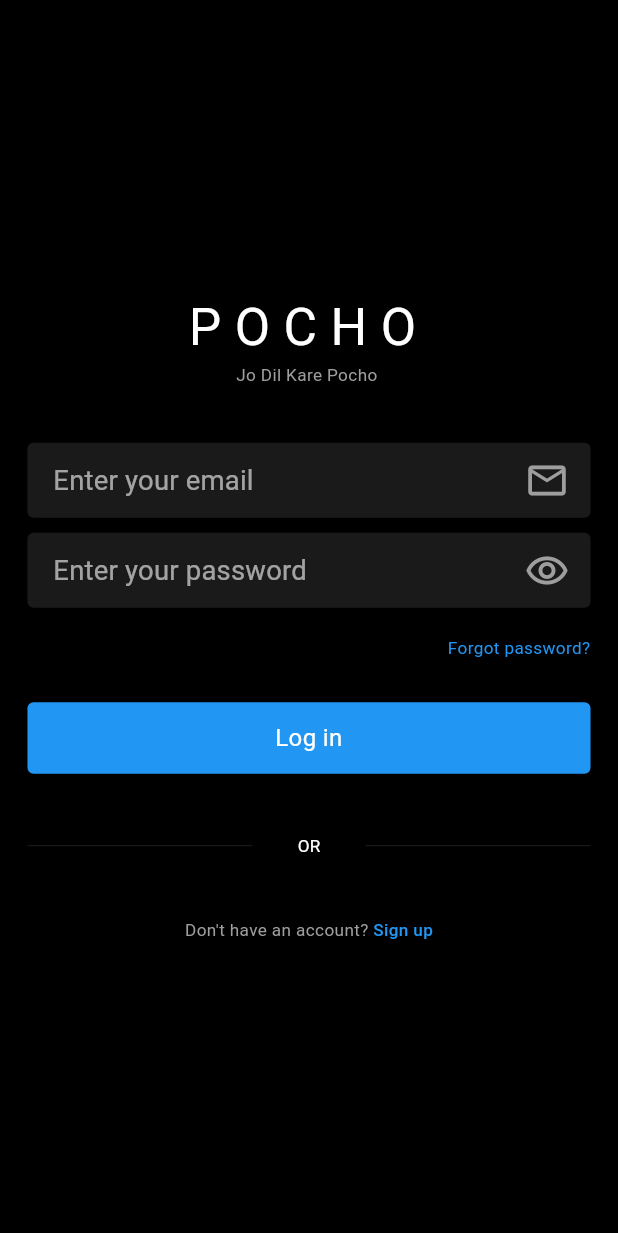
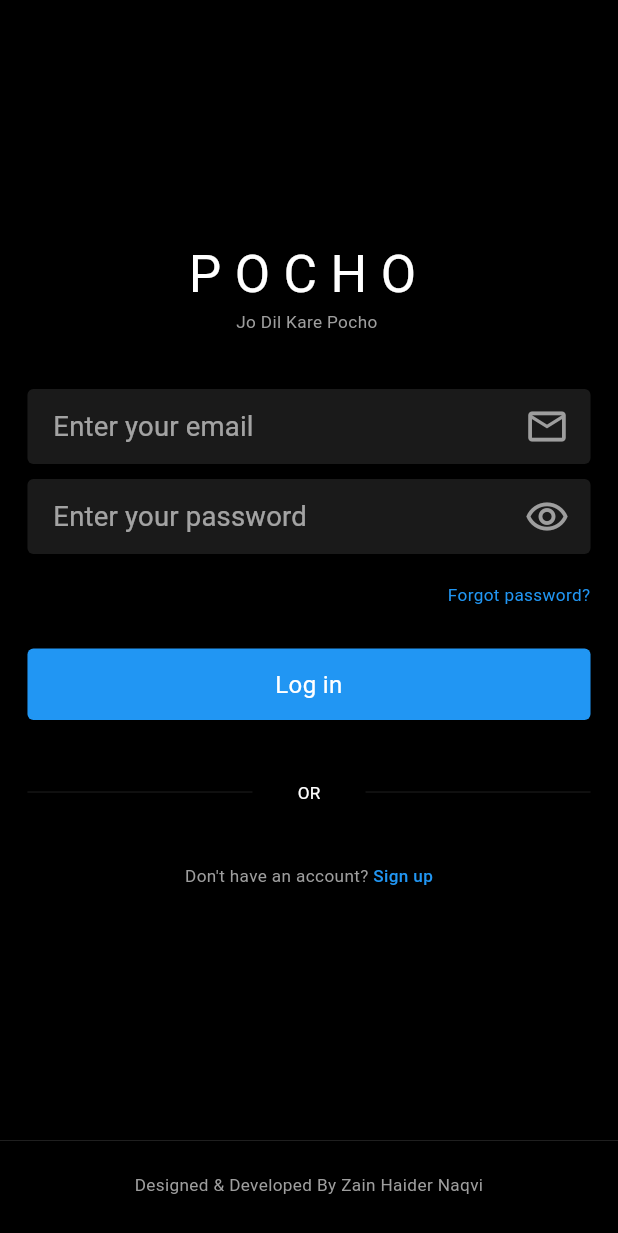
Before and after one commit to ZainNaqvi/Pocho-Chat-Application-Flutter, a Flutter app: the screen it shows after launch, on a phone screen of 412 x 824 dp. Shown: the top 1233 px of the screen. Run offline on Flutter 3.47's test engine with Material 2 defaults, Android fonts, the light colour scheme and no system bars; our stand-ins replace firebase_core, flutter_screenutil, lottie; missing offline and left inert: dart:js; accounts and stored records are empty.

Commit message:
some bugs fix of login page

```diff
--- a/lib/login/components/body.dart
+++ b/lib/login/components/body.dart
@@ -1,11 +1,12 @@
 import 'package:flutter/material.dart';
 import 'package:flutter_screenutil/flutter_screenutil.dart';
-import 'package:pocho_project/login/components/customInputDecoration.dart';
-import 'package:pocho_project/login/components/eyeController.dart';
+
 import 'package:pocho_project/login/components/forgotpassword.dart';
 import 'package:pocho_project/login/components/form.dart';
 import 'package:pocho_project/login/components/header.dart';
-import 'package:pocho_project/login/components/signupButton.dart';
+import 'package:pocho_project/login/components/orsignin.dart';
+import 'package:pocho_project/login/components/signup.dart';
+
 import 'package:pocho_project/widgets/defaultButton.dart';
 
 class Body extends StatelessWidget {
@@ -50,46 +51,13 @@ class Body extends StatelessWidget {
               height: 40,
             ),
             // divider and text
-            Row(
-              children: [
-                Expanded(child: Divider()),
-                SizedBox(
-                  width: 30,
-                ),
-                Text(
-                  "OR",
-                  style: TextStyle(
-                    color: Colors.white,
-                    fontSize: 10.sp,
-                  ),
-                ),
-                SizedBox(
-                  width: 30,
-                ),
-                Expanded(child: Divider()),
-              ],
-            ),
+            orSignIN(),
             SizedBox(
               height: 41,
             ),
             // dont have an account
-            Row(
-              mainAxisAlignment: MainAxisAlignment.center,
-              children: [
-                Text(
-                  "Don't have an account?",
-                  style: TextStyle(
-                    fontSize: 10.sp,
-                    color: Colors.grey,
-                  ),
-                ),
-                SizedBox(
-                  width: 3,
-                ),
-                // sign up
-                signupButton(press: () {}),
-              ],
-            ),
+            signUp(press: () {}),
+
             // designed by
           ],
         ),
--- a/lib/login/components/form.dart
+++ b/lib/login/components/form.dart
@@ -1,9 +1,6 @@
 import 'package:flutter/material.dart';
 import 'package:pocho_project/login/components/customInputDecoration.dart';
 import 'package:pocho_project/login/components/eyeController.dart';
-import 'package:pocho_project/login/components/suffixIcon.dart';
-import 'package:pocho_project/widgets/customOutlineBorder.dart';
-import 'package:flutter_screenutil/flutter_screenutil.dart';
 
 class formField extends StatefulWidget {
   formField({
--- /dev/null
+++ b/lib/login/components/orsignin.dart
@@ -0,0 +1,24 @@
+import 'package:flutter/material.dart';
+import 'package:flutter_screenutil/flutter_screenutil.dart';
+
+Row orSignIN() {
+  return Row(
+    children: [
+      Expanded(child: Divider()),
+      SizedBox(
+        width: 30,
+      ),
+      Text(
+        "OR",
+        style: TextStyle(
+          color: Colors.white,
+          fontSize: 10.sp,
+        ),
+      ),
+      SizedBox(
+        width: 30,
+      ),
+      Expanded(child: Divider()),
+    ],
+  );
+}
--- /dev/null
+++ b/lib/login/components/signup.dart
@@ -0,0 +1,23 @@
+import 'package:flutter/material.dart';
+import 'package:flutter_screenutil/flutter_screenutil.dart';
+import 'package:pocho_project/login/components/signupButton.dart';
+
+Row signUp({required VoidCallback press}) {
+  return Row(
+    mainAxisAlignment: MainAxisAlignment.center,
+    children: [
+      Text(
+        "Don't have an account?",
+        style: TextStyle(
+          fontSize: 10.sp,
+          color: Colors.grey,
+        ),
+      ),
+      SizedBox(
+        width: 3,
+      ),
+      // sign up
+      signupButton(press: press),
+    ],
+  );
+}
--- a/lib/login/login_screen.dart
+++ b/lib/login/login_screen.dart
@@ -1,5 +1,7 @@
 import 'package:flutter/material.dart';
 import 'package:pocho_project/login/components/body.dart';
+import 'package:flutter_screenutil/flutter_screenutil.dart';
+import 'package:pocho_project/widgets/customNavigation.dart';
 
 class LoginScreen extends StatelessWidget {
   static String routeName = '/loginScreen';
@@ -7,6 +9,7 @@ class LoginScreen extends StatelessWidget {
   Widget build(BuildContext context) {
     return Scaffold(
       body: Body(),
+      bottomNavigationBar: customNavigation(),
     );
   }
 }
--- /dev/null
+++ b/lib/widgets/customNavigation.dart
@@ -0,0 +1,24 @@
+import 'package:flutter/material.dart';
+import 'package:flutter_screenutil/flutter_screenutil.dart';
+
+Container customNavigation() {
+  return Container(
+    height: 60.h,
+    child: Column(
+      children: [
+        Divider(),
+        SizedBox(
+          height: 12.h,
+        ),
+        Text(
+          "Designed & Developed By Zain Haider Naqvi",
+          textAlign: TextAlign.center,
+          style: TextStyle(
+            fontSize: 10.sp,
+            color: Colors.grey,
+          ),
+        ),
+      ],
+    ),
+  );
+}
```
